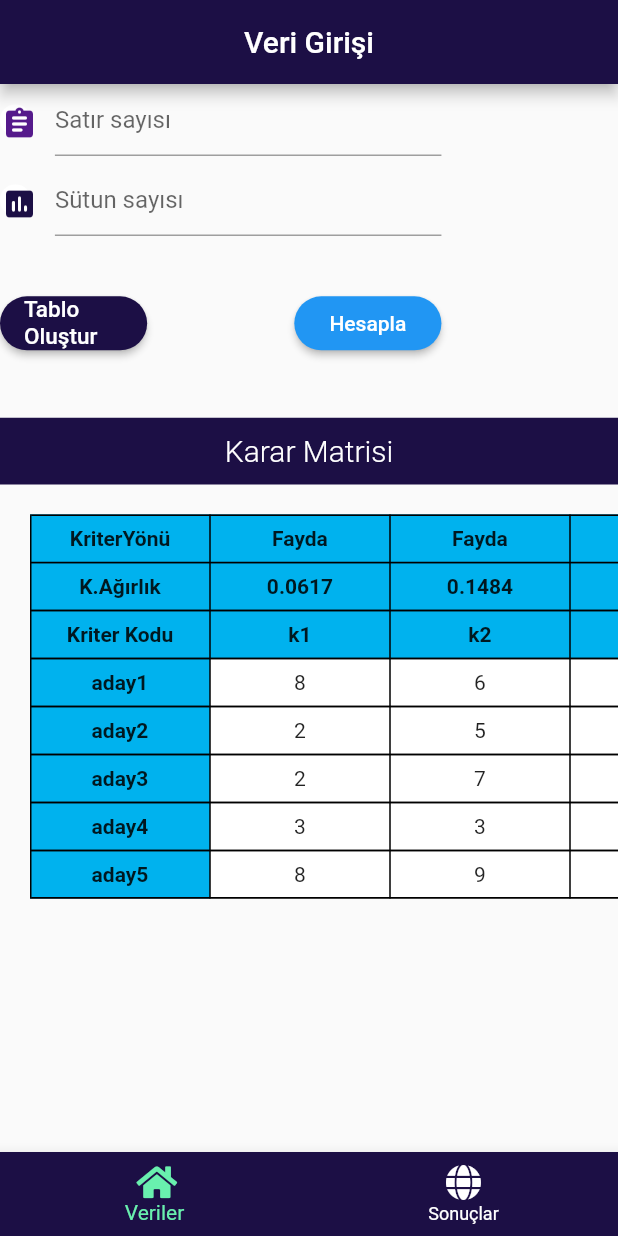
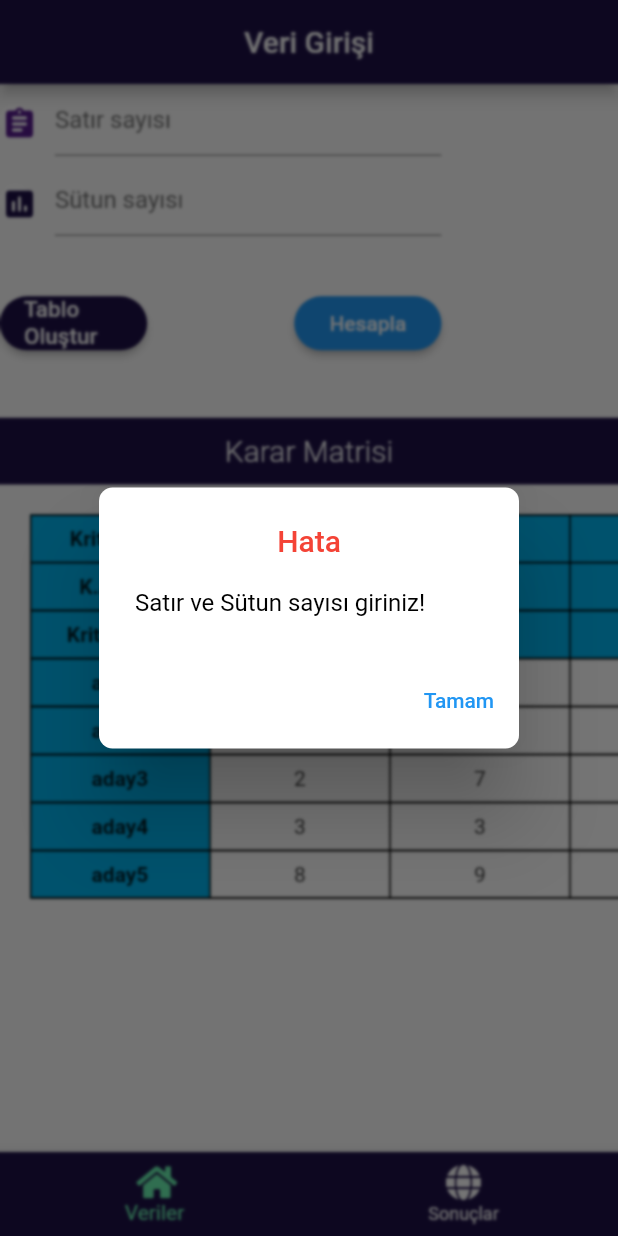
Before and after one commit to yuksel-root/flutter_topsis_analysis, a Flutter app: the screen it shows after launch, after a tap on "Tablo Oluştur", on a phone screen of 412 x 824 dp. Run offline on Flutter 3.47's test engine with Material 2 defaults, Android fonts, the phone set to English and light mode, and no system bars; our stand-ins replace font_awesome_flutter; Roboto replaces fonts that are missing (Greycliff CF Bold, Greycliff CF Medium).

Commit message:
add alertView and showDialog

```diff
--- /dev/null
+++ b/lib/components/alert_dialog.dart
@@ -0,0 +1,64 @@
+import 'dart:ui';
+import 'package:flutter/material.dart';
+
+class AlertView extends StatelessWidget {
+  final String title;
+  final String content;
+  final Function continueFunction;
+
+  AlertView(
+      {Key? key,
+      required this.title,
+      required this.content,
+      required this.continueFunction})
+      : super(key: key);
+
+  @override
+  Widget build(BuildContext context) {
+    return BackdropFilter(
+        filter: ImageFilter.blur(sigmaX: 1, sigmaY: 1), //add blur
+        child: AlertDialog(
+          backgroundColor: Colors.white,
+          title: Center(
+            child: Text(
+              title,
+              maxLines: 1,
+              style: TextStyle(
+                  fontSize: 20,
+                  fontFamily: "Greycliff CF Bold",
+                  color: Colors.red),
+            ),
+          ),
+          content: Text(
+            content,
+            maxLines: 3,
+            style: TextStyle(
+                fontSize: 16,
+                fontFamily: "Greycliff CF Medium",
+                color: Colors.black),
+          ),
+          shape: RoundedRectangleBorder(
+              borderRadius: new BorderRadius.circular(9)),
+          actions: <Widget>[
+            TextButton(
+              style: TextButton.styleFrom(
+                primary: Colors.black,
+                animationDuration: Duration(milliseconds: 1000),
+              ),
+              child: FittedBox(
+                child: Text(
+                  "Tamam",
+                  style: TextStyle(
+                      fontSize: 14,
+                      fontFamily: "Greycliff CF Bold",
+                      color: Colors.blue),
+                ),
+              ),
+              onPressed: () {
+                continueFunction();
+              },
+            ),
+          ],
+        ));
+  }
+}
--- a/lib/view/data_view.dart
+++ b/lib/view/data_view.dart
@@ -1,5 +1,6 @@
 import 'dart:async';
 import 'package:flutter/material.dart';
+import 'package:flutter_topsis_analysis/components/alert_dialog.dart';
 import 'package:flutter_topsis_analysis/components/utils.dart';
 import 'package:flutter_topsis_analysis/components/text_dialog_widget.dart';
 import 'package:flutter_topsis_analysis/core/constants/data.dart';
@@ -163,15 +164,16 @@ class _DataViewState extends State<DataView> {
         ),
       ),
       onPressed: () {
+        final rowCount = rowController!.text;
+        final columnCount = columnController!.text;
+        if (rowCount != "" || columnCount != "") {
+          if (int.parse(rowCount) < 51 || int.parse(rowCount) < 51) {
             columnData.clear();
             rowData.clear();
             Data.columnData.clear();
             Data.rowData.clear();
 
             Future.delayed(Duration(milliseconds: 300), () {
-          var rowCount = rowController!.text;
-          var columnCount = columnController!.text;
-
               for (int i = 0; i < int.parse(rowCount) + 2; i++) {
                 final arr = [];
                 if (i == 0)
@@ -206,6 +208,13 @@ class _DataViewState extends State<DataView> {
                 columnData;
               });
             });
+          } else {
+            _showDialog(
+                context, "Hata", "Satır ve Sütun sayısı 50 yi geçemez!");
+          }
+        } else {
+          _showDialog(context, "Hata", "Satır ve Sütun sayısı giriniz!");
+        }
       },
       child: Text("Tablo Oluştur",
           style: TextStyle(color: Colors.white, fontSize: 15)),
@@ -360,4 +369,22 @@ class _DataViewState extends State<DataView> {
       padding: EdgeInsets.all(context.dynamicWidth(0.0025)),
     );
   }
+
+  _showDialog(BuildContext context, String title, String content) {
+    AlertView alert = AlertView(
+      title: title,
+      content: content,
+      continueFunction: () => {
+        Navigator.of(context).pop(),
+      },
+    );
+
+    showDialog(
+      barrierDismissible: false,
+      context: context,
+      builder: (BuildContext context) {
+        return alert;
+      },
+    );
   }
+}
```
Lines whose indentation alone changed are shown as unchanged.
